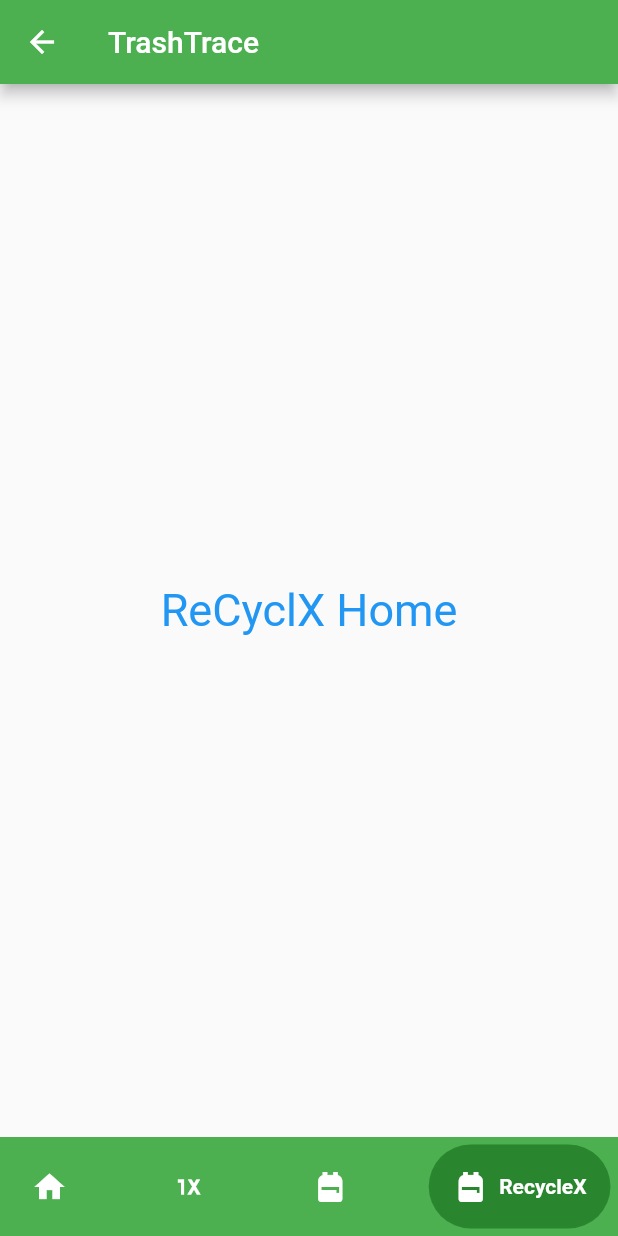
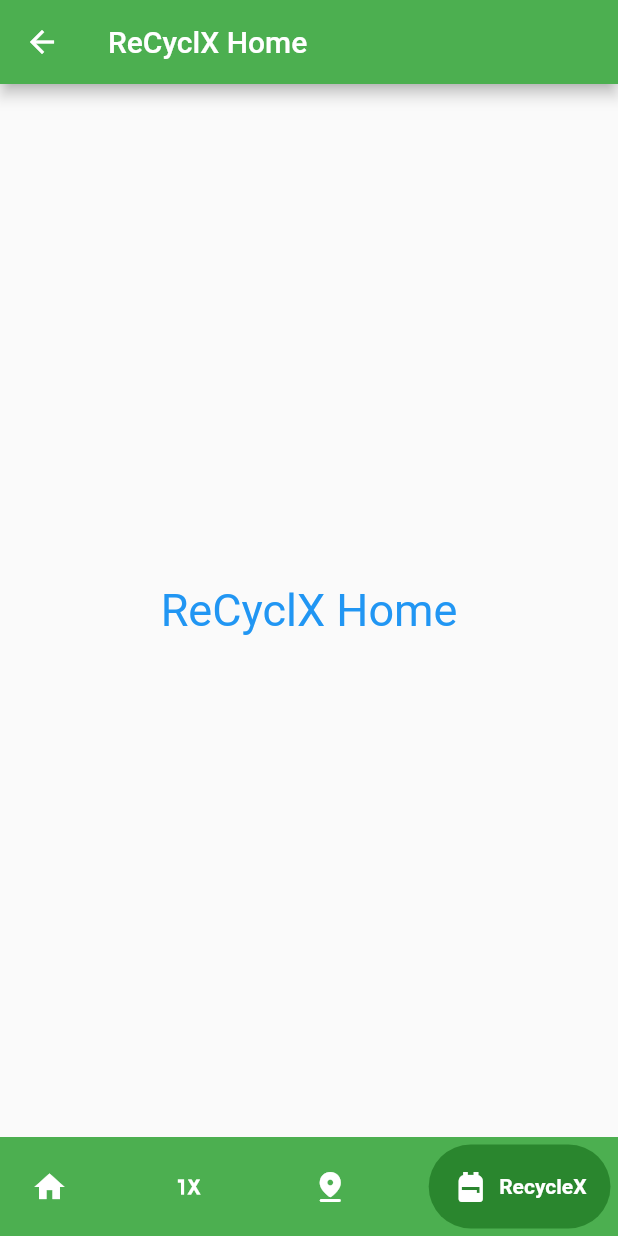
Before and after one commit to Somnathumapathi/TrashTrace-MiniProject, a Flutter app: the Home screen opened directly, item 4 of the bottom bar chosen, on a phone screen of 412 x 824 dp. Run offline on Flutter 3.47's test engine with Material 2 defaults, Android fonts, the light colour scheme and no system bars; drawn by our look-alikes of google_nav_bar; our stand-ins replace geolocator, google_fonts, google_maps_flutter; missing offline and left inert: barcode_scan2.

Commit message:
Appbar changes with the respective screen and created binoculars with data and details widget with navigate

```diff
--- a/lib/home.dart
+++ b/lib/home.dart
@@ -1,6 +1,7 @@
 import 'package:flutter/material.dart';
 import 'package:google_fonts/google_fonts.dart';
 import 'package:google_nav_bar/google_nav_bar.dart';
+import 'package:trashtrace/binoculars/binoculars.dart';
 import 'package:trashtrace/trashtag/scan.dart';
 import 'package:trashtrace/trashtag/trashtaghome.dart';
 
@@ -14,6 +15,15 @@ class Home extends StatefulWidget {
 class _HomeState extends State<Home> {
   int pageIndex = 0;
 
+  final Map<int, String> appBarTitles = {
+    0: 'TrashTrace Home',
+    1: 'TrashTag',
+    2: 'Binoculars',
+    3: 'ReCyclX Home',
+  };
+
+  String appBar = 'TrashTrace';
+
   getContent() {
     if (pageIndex == 0) {
       return Center(
@@ -25,12 +35,7 @@ class _HomeState extends State<Home> {
     } else if (pageIndex == 1) {
       return TrashTagFragment();
     } else if (pageIndex == 2) {
-      return Center(
-        child: Text(
-          'Binoculars Home',
-          style: GoogleFonts.luckiestGuy(fontSize: 30, color: Colors.blue),
-        ),
-      );
+      return Binoculars();
     } else if (pageIndex == 3) {
       return Center(
         child: Text(
@@ -61,7 +66,7 @@ class _HomeState extends State<Home> {
   Widget build(BuildContext context) {
     return Scaffold(
       appBar: AppBar(
-        title: const Text('TrashTrace'),
+        title: Text(appBar),
       ),
       body: getContent(),
       bottomNavigationBar: GNav(
@@ -72,7 +77,10 @@ class _HomeState extends State<Home> {
         tabBackgroundColor: const Color.fromARGB(138, 14, 99, 17),
         onTabChange: (i) {
           pageIndex = i;
-          setState(() {});
+          setState(() {
+            pageIndex = i;
+            appBar = appBarTitles[i]!;
+          });
         },
         gap: 7,
         padding: const EdgeInsets.all(16),
@@ -80,7 +88,7 @@ class _HomeState extends State<Home> {
         tabs: const [
           GButton(icon: Icons.home, text: 'Home'),
           GButton(icon: Icons.one_x_mobiledata, text: 'TrashTag'),
-          GButton(icon: Icons.backpack, text: 'Binoculars'),
+          GButton(icon: Icons.pin_drop_rounded, text: 'Binoculars'),
           GButton(icon: Icons.backpack, text: 'RecycleX'),
         ],
       ),
--- a/lib/trashtag/trashtaghome.dart
+++ b/lib/trashtag/trashtaghome.dart
@@ -1,7 +1,7 @@
 import 'package:barcode_scan2/barcode_scan2.dart';
 import 'package:flutter/material.dart';
 import 'package:google_fonts/google_fonts.dart';
-import 'package:toast/toast.dart';
+//import 'package:toast/toast.dart';
 import 'package:trashtrace/trashtag/scan.dart';
 //import 'package:trashtag/server.dart';
 
--- a/pubspec.yaml
+++ b/pubspec.yaml
@@ -39,6 +39,9 @@ dependencies:
   google_fonts:
   barcode_scan2: ^4.2.4
   toast: ^0.3.0
+  google_maps_flutter: ^2.4.0
+  geolocator: ^10.0.0
+  url_launcher: ^6.1.12
 
 dev_dependencies:
   flutter_test:
```
Also changed, not shown: lib/binoculars/binoculars.dart (added, +48 -0 lines), lib/binoculars/dustbindetails.dart (added, +42 -0 lines), lib/data/dustbin_data.dart (added, +14 -0 lines), lib/data/models/dustbin.dart (added, +8 -0 lines), pubspec.lock, 1 other file.
